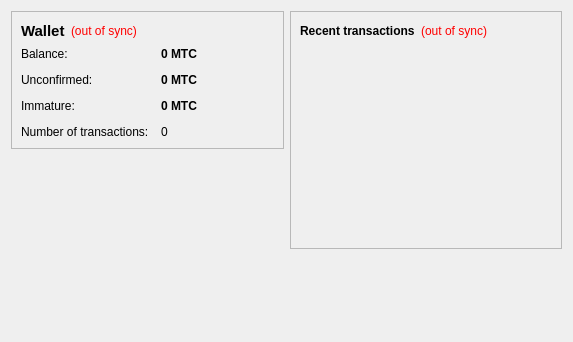
This is src/qt/forms/overviewpage.ui in tuaris/mustachecoin as Qt 5 draws it before an edit. The edited form follows.
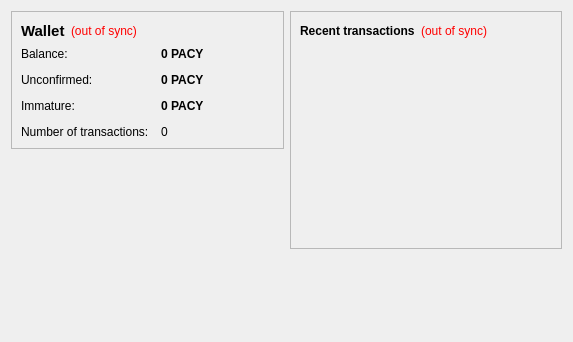
This is the edited form.

The edit to the form file:
```diff
--- a/src/qt/forms/overviewpage.ui
+++ b/src/qt/forms/overviewpage.ui
@@ -105,7 +105,7 @@
              <string>Your current balance</string>
             </property>
             <property name="text">
-             <string notr="true">0 MTC</string>
+             <string notr="true">0 PACY</string>
             </property>
             <property name="textInteractionFlags">
              <set>Qt::LinksAccessibleByMouse|Qt::TextSelectableByKeyboard|Qt::TextSelectableByMouse</set>
@@ -134,7 +134,7 @@
              <string>Total of transactions that have yet to be confirmed, and do not yet count toward the current balance</string>
             </property>
             <property name="text">
-             <string notr="true">0 MTC</string>
+             <string notr="true">0 PACY</string>
             </property>
             <property name="textInteractionFlags">
              <set>Qt::LinksAccessibleByMouse|Qt::TextSelectableByKeyboard|Qt::TextSelectableByMouse</set>
@@ -177,7 +177,7 @@
              <string>Mined balance that has not yet matured</string>
             </property>
             <property name="text">
-             <string notr="true">0 MTC</string>
+             <string notr="true">0 PACY</string>
             </property>
             <property name="textInteractionFlags">
              <set>Qt::LinksAccessibleByMouse|Qt::TextSelectableByKeyboard|Qt::TextSelectableByMouse</set>
```
Left out of the diff: 4 changed lines with no effect on the pictures.
